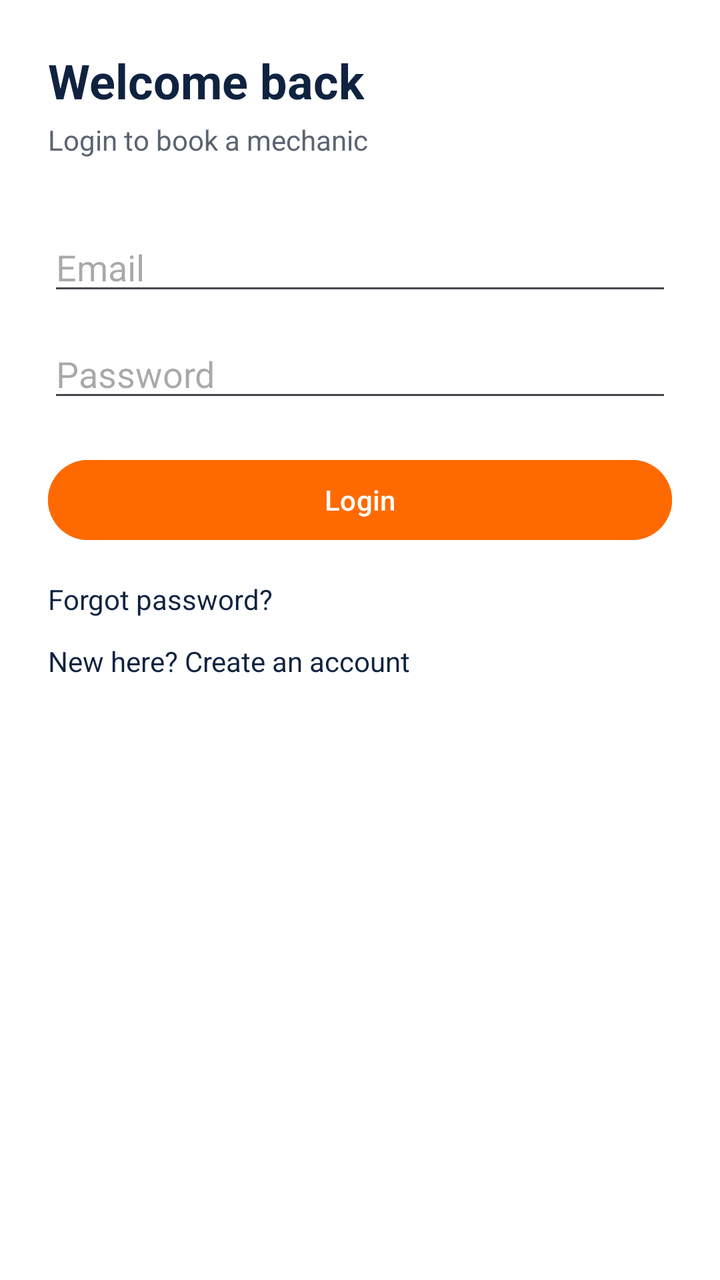
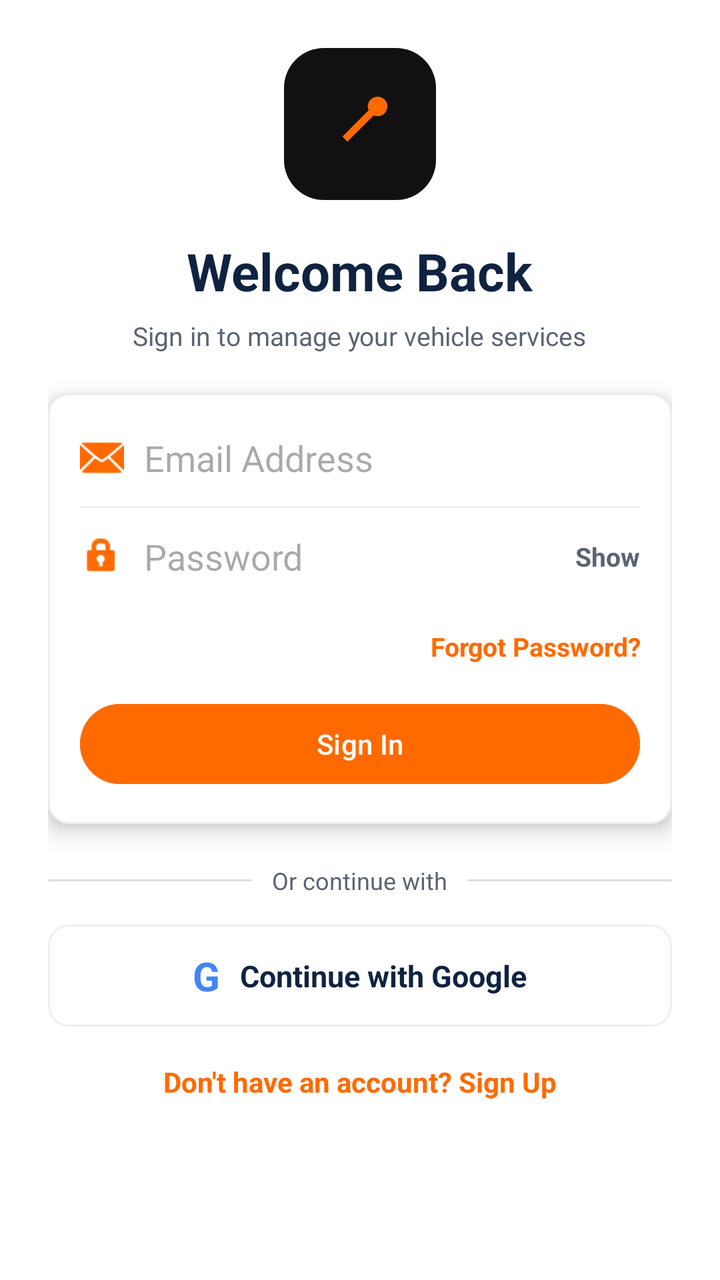

Before-and-after screenshots of an Android layout around one commit, followed by the original layout XML and the change that was made.
<!-- AndroidManifest.xml: application theme Theme.BikeRakshak -->
<!-- res/layout/activity_login.xml -->
<?xml version="1.0" encoding="utf-8"?>
<LinearLayout xmlns:android="http://schemas.android.com/apk/res/android"
    android:layout_width="match_parent"
    android:layout_height="match_parent"
    android:orientation="vertical"
    android:padding="24dp"
    android:background="@color/white">

    <TextView
        android:layout_width="wrap_content"
        android:layout_height="wrap_content"
        android:text="Welcome back"
        android:textSize="24sp"
        android:textStyle="bold"
        android:textColor="@color/navy" />

    <TextView
        android:layout_width="wrap_content"
        android:layout_height="wrap_content"
        android:text="Login to book a mechanic"
        android:textSize="14sp"
        android:textColor="@color/text_grey"
        android:layout_marginTop="4dp" />

    <EditText
        android:id="@+id/etEmail"
        android:layout_width="match_parent"
        android:layout_height="wrap_content"
        android:hint="Email"
        android:inputType="textEmailAddress"
        android:layout_marginTop="32dp" />

    <EditText
        android:id="@+id/etPassword"
        android:layout_width="match_parent"
        android:layout_height="wrap_content"
        android:hint="Password"
        android:inputType="textPassword"
        android:layout_marginTop="12dp" />

    <Button
        android:id="@+id/btnLogin"
        android:layout_width="match_parent"
        android:layout_height="wrap_content"
        android:text="Login"
        android:backgroundTint="@color/rescue_orange"
        android:layout_marginTop="20dp" />

    <TextView
        android:id="@+id/tvForgot"
        android:layout_width="wrap_content"
        android:layout_height="wrap_content"
        android:text="Forgot password?"
        android:textSize="14sp"
        android:textColor="@color/navy"
        android:layout_marginTop="16dp" />

    <TextView
        android:id="@+id/tvGoSignup"
        android:layout_width="wrap_content"
        android:layout_height="wrap_content"
        android:text="New here? Create an account"
        android:textSize="14sp"
        android:textColor="@color/navy"
        android:layout_marginTop="12dp" />
</LinearLayout>
<!-- resources referenced by this layout -->
<resources>
  <color name="navy">#0F2340</color>
  <color name="rescue_orange">#FF6A00</color>
  <color name="text_grey">#5B6472</color>
  <color name="white">#FFFFFF</color>
  <style name="Theme.BikeRakshak" parent="Theme.Material3.DayNight.NoActionBar">
          <item name="colorPrimary">@color/navy</item>
          <item name="colorPrimaryVariant">@color/navy_dark</item>
          <item name="colorOnPrimary">@color/white</item>
          <item name="colorSecondary">@color/rescue_orange</item>
          <item name="colorSecondaryVariant">@color/rescue_orange</item>
          <item name="colorOnSecondary">@color/white</item>
          <item name="android:statusBarColor">@color/navy</item>
      </style>
  <color name="navy_dark">#0A1930</color>
</resources>

<!-- the commit's change to res/layout/activity_login.xml (unified diff, before → after) -->
@@ -1,66 +1,202 @@
 <?xml version="1.0" encoding="utf-8"?>
-<LinearLayout xmlns:android="http://schemas.android.com/apk/res/android"
+<ScrollView xmlns:android="http://schemas.android.com/apk/res/android"
     android:layout_width="match_parent"
     android:layout_height="match_parent"
-    android:orientation="vertical"
-    android:padding="24dp"
     android:background="@color/white">
 
-    <TextView
-        android:layout_width="wrap_content"
-        android:layout_height="wrap_content"
-        android:text="Welcome back"
-        android:textSize="24sp"
-        android:textStyle="bold"
-        android:textColor="@color/navy" />
-
-    <TextView
-        android:layout_width="wrap_content"
-        android:layout_height="wrap_content"
-        android:text="Login to book a mechanic"
-        android:textSize="14sp"
-        android:textColor="@color/text_grey"
-        android:layout_marginTop="4dp" />
-
-    <EditText
-        android:id="@+id/etEmail"
+    <LinearLayout
         android:layout_width="match_parent"
         android:layout_height="wrap_content"
-        android:hint="Email"
-        android:inputType="textEmailAddress"
-        android:layout_marginTop="32dp" />
-
-    <EditText
-        android:id="@+id/etPassword"
-        android:layout_width="match_parent"
-        android:layout_height="wrap_content"
-        android:hint="Password"
-        android:inputType="textPassword"
-        android:layout_marginTop="12dp" />
-
-    <Button
-        android:id="@+id/btnLogin"
-        android:layout_width="match_parent"
-        android:layout_height="wrap_content"
-        android:text="Login"
-        android:backgroundTint="@color/rescue_orange"
-        android:layout_marginTop="20dp" />
-
-    <TextView
-        android:id="@+id/tvForgot"
-        android:layout_width="wrap_content"
-        android:layout_height="wrap_content"
-        android:text="Forgot password?"
-        android:textSize="14sp"
-        android:textColor="@color/navy"
-        android:layout_marginTop="16dp" />
-
-    <TextView
-        android:id="@+id/tvGoSignup"
-        android:layout_width="wrap_content"
-        android:layout_height="wrap_content"
-        android:text="New here? Create an account"
-        android:textSize="14sp"
-        android:textColor="@color/navy"
-        android:layout_marginTop="12dp" />
-</LinearLayout>
+        android:orientation="vertical"
+        android:gravity="center_horizontal"
+        android:padding="24dp">
+
+        <ImageView
+            android:layout_width="76dp"
+            android:layout_height="76dp"
+            android:background="@drawable/bg_logo_tile"
+            android:padding="14dp"
+            android:src="@drawable/ic_launcher_foreground"
+            android:contentDescription="BikeRakshak logo" />
+
+        <TextView
+            android:layout_width="wrap_content"
+            android:layout_height="wrap_content"
+            android:text="Welcome Back"
+            android:textSize="26sp"
+            android:textStyle="bold"
+            android:textColor="@color/navy"
+            android:layout_marginTop="18dp" />
+
+        <TextView
+            android:layout_width="wrap_content"
+            android:layout_height="wrap_content"
+            android:text="Sign in to manage your vehicle services"
+            android:textSize="13sp"
+            android:textColor="@color/text_grey"
+            android:layout_marginTop="6dp" />
+
+        <LinearLayout
+            android:layout_width="match_parent"
+            android:layout_height="wrap_content"
+            android:background="@drawable/bg_rounded_card"
+            android:elevation="6dp"
+            android:orientation="vertical"
+            android:paddingLeft="16dp"
+            android:paddingRight="16dp"
+            android:paddingTop="8dp"
+            android:paddingBottom="16dp"
+            android:layout_marginTop="20dp">
+
+            <LinearLayout
+                android:layout_width="match_parent"
+                android:layout_height="wrap_content"
+                android:orientation="horizontal"
+                android:gravity="center_vertical">
+
+                <ImageView
+                    android:layout_width="22dp"
+                    android:layout_height="22dp"
+                    android:src="@android:drawable/ic_dialog_email"
+                    android:tint="@color/rescue_orange" />
+
+                <EditText
+                    android:id="@+id/etEmail"
+                    android:layout_width="0dp"
+                    android:layout_height="wrap_content"
+                    android:layout_weight="1"
+                    android:background="@null"
+                    android:hint="Email Address"
+                    android:inputType="textEmailAddress"
+                    android:paddingLeft="10dp"
+                    android:paddingTop="12dp"
+                    android:paddingBottom="12dp" />
+            </LinearLayout>
+
+            <View
+                android:layout_width="match_parent"
+                android:layout_height="1dp"
+                android:background="#EEEEEE" />
+
+            <LinearLayout
+                android:layout_width="match_parent"
+                android:layout_height="wrap_content"
+                android:orientation="horizontal"
+                android:gravity="center_vertical">
+
+                <ImageView
+                    android:layout_width="22dp"
+                    android:layout_height="22dp"
+                    android:src="@android:drawable/ic_lock_idle_lock"
+                    android:tint="@color/rescue_orange" />
+
+                <EditText
+                    android:id="@+id/etPassword"
+                    android:layout_width="0dp"
+                    android:layout_height="wrap_content"
+                    android:layout_weight="1"
+                    android:background="@null"
+                    android:hint="Password"
+                    android:inputType="textPassword"
+                    android:paddingLeft="10dp"
+                    android:paddingTop="12dp"
+                    android:paddingBottom="12dp" />
+
+                <TextView
+                    android:id="@+id/tvTogglePassword"
+                    android:layout_width="wrap_content"
+                    android:layout_height="wrap_content"
+                    android:text="Show"
+                    android:textSize="13sp"
+                    android:textStyle="bold"
+                    android:textColor="@color/text_grey" />
+            </LinearLayout>
+
+            <TextView
+                android:id="@+id/tvForgot"
+                android:layout_width="match_parent"
+                android:layout_height="wrap_content"
+                android:text="Forgot Password?"
+                android:textSize="13sp"
+                android:textStyle="bold"
+                android:textColor="@color/rescue_orange"
+                android:gravity="end"
+                android:layout_marginTop="12dp" />
+
+            <Button
+                android:id="@+id/btnLogin"
+                android:layout_width="match_parent"
+                android:layout_height="wrap_content"
+                android:text="Sign In"
+                android:backgroundTint="@color/rescue_orange"
+                android:layout_marginTop="16dp" />
+        </LinearLayout>
+
+        <LinearLayout
+            android:layout_width="match_parent"
+            android:layout_height="wrap_content"
+            android:orientation="horizontal"
+            android:gravity="center_vertical"
+            android:layout_marginTop="20dp">
+
+            <View
+                android:layout_width="0dp"
+                android:layout_height="1dp"
+                android:layout_weight="1"
+                android:background="#E0E0E0" />
+
+            <TextView
+                android:layout_width="wrap_content"
+                android:layout_height="wrap_content"
+                android:text="Or continue with"
+                android:textSize="12sp"
+                android:textColor="@color/text_grey"
+                android:paddingLeft="10dp"
+                android:paddingRight="10dp" />
+
+            <View
+                android:layout_width="0dp"
+                android:layout_height="1dp"
+                android:layout_weight="1"
+                android:background="#E0E0E0" />
+        </LinearLayout>
+
+        <LinearLayout
+            android:id="@+id/btnGoogle"
+            android:layout_width="match_parent"
+            android:layout_height="wrap_content"
+            android:background="@drawable/bg_rounded_card"
+            android:gravity="center"
+            android:orientation="horizontal"
+            android:padding="12dp"
+            android:layout_marginTop="14dp">
+
+            <TextView
+                android:layout_width="wrap_content"
+                android:layout_height="wrap_content"
+                android:text="G"
+                android:textSize="20sp"
+                android:textStyle="bold"
+                android:textColor="#4285F4" />
+
+            <TextView
+                android:layout_width="wrap_content"
+                android:layout_height="wrap_content"
+                android:text="Continue with Google"
+                android:textSize="15sp"
+                android:textStyle="bold"
+                android:textColor="@color/navy"
+                android:paddingLeft="10dp" />
+        </LinearLayout>
+
+        <TextView
+            android:id="@+id/tvGoSignup"
+            android:layout_width="wrap_content"
+            android:layout_height="wrap_content"
+            android:text="Don't have an account? Sign Up"
+            android:textSize="14sp"
+            android:textStyle="bold"
+            android:textColor="@color/rescue_orange"
+            android:layout_marginTop="18dp" />
+    </LinearLayout>
+</ScrollView>
<!-- resource entries referenced after the edit -->
@@ -4,6 +4,42 @@
   <color name="rescue_orange">#FF6A00</color>
   <color name="text_grey">#5B6472</color>
   <color name="white">#FFFFFF</color>
+  <!-- drawable bg_logo_tile (drawable) -->
+  <?xml version="1.0" encoding="utf-8"?>
+  <shape xmlns:android="http://schemas.android.com/apk/res/android"
+      android:shape="rectangle">
+      <solid android:color="#111111" />
+      <corners android:radius="20dp" />
+  </shape>
+  <!-- drawable bg_rounded_card (drawable) -->
+  <?xml version="1.0" encoding="utf-8"?>
+  <shape xmlns:android="http://schemas.android.com/apk/res/android"
+      android:shape="rectangle">
+      <solid android:color="#FFFFFF" />
+      <stroke
+          android:width="1dp"
+          android:color="#EEEEEE" />
+      <corners android:radius="10dp" />
+  </shape>
+  <!-- drawable ic_launcher_foreground (drawable) -->
+  <?xml version="1.0" encoding="utf-8"?>
+  <vector xmlns:android="http://schemas.android.com/apk/res/android"
+      android:width="108dp"
+      android:height="108dp"
+      android:viewportWidth="108"
+      android:viewportHeight="108">
+      <group
+          android:pivotX="54"
+          android:pivotY="54"
+          android:rotation="45">
+          <path
+              android:fillColor="#FF6A00"
+              android:pathData="M50,34h8v44h-8z" />
+          <path
+              android:fillColor="#FF6A00"
+              android:pathData="M54,26m-11,0a11,11 0,1 1,22 0a11,11 0,1 1,-22 0" />
+      </group>
+  </vector>
   <style name="Theme.BikeRakshak" parent="Theme.Material3.DayNight.NoActionBar">
           <item name="colorPrimary">@color/navy</item>
           <item name="colorPrimaryVariant">@color/navy_dark</item>
